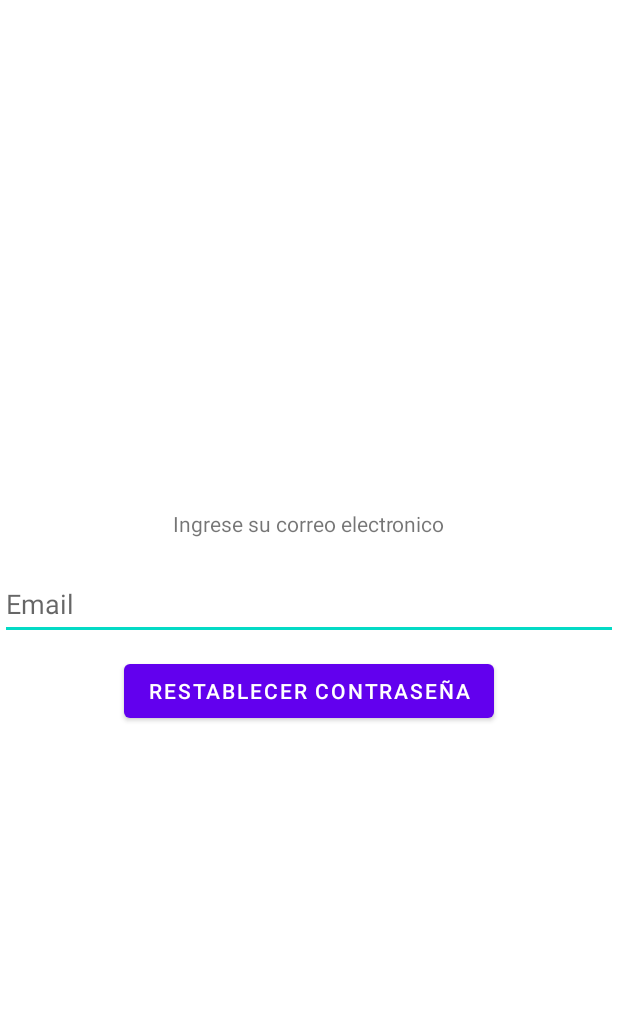
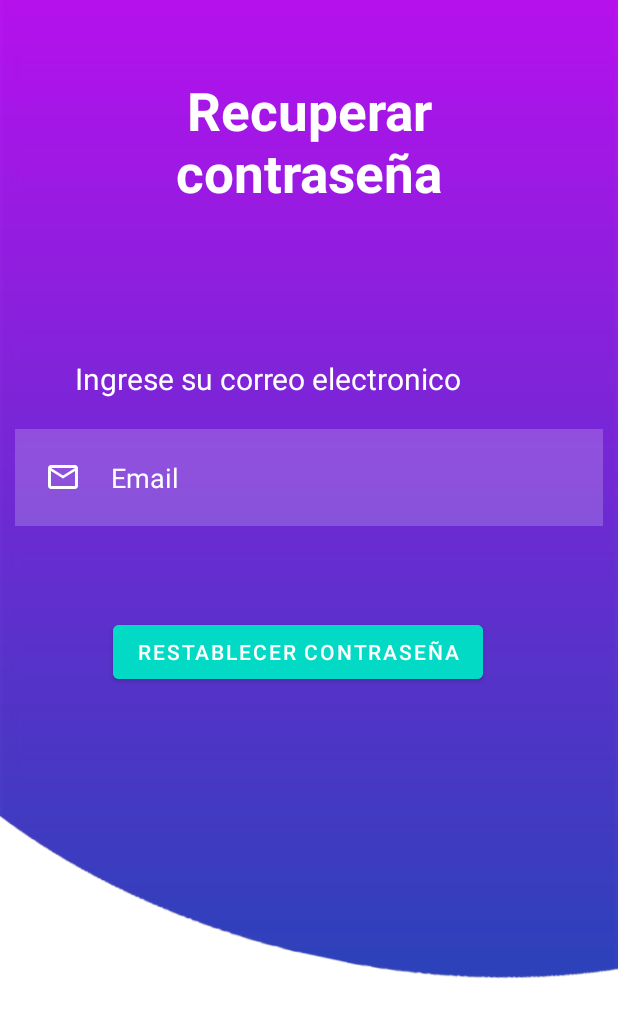
Before and after one commit to joseeduardo1521/VetlogProject, an Android app: the OlvidoActivity screen opened directly, with no data from a screen before it, on a phone screen of 412 x 824 dp. Shown: the top 1018 px of the screen. Run offline under Robolectric (Android 15) with nearby library versions, the phone set to English and light mode, and no system bars; our stand-ins replace Firebase (no records; nobody signed in at launch, a user with empty details on screens opened directly); libraries missing offline, so code that uses them is left out: com.basgeekball.awesomevalidation; 2 statements that could not run were skipped.

Commit message:
Recuperar contraseña

```diff
--- /dev/null
+++ b/app/src/main/res/drawable/ic_baseline_mail_outline_24.xml
@@ -0,0 +1,5 @@
+<vector android:height="24dp" android:tint="#FFFFFF"
+    android:viewportHeight="24" android:viewportWidth="24"
+    android:width="24dp" xmlns:android="http://schemas.android.com/apk/res/android">
+    <path android:fillColor="@android:color/white" android:pathData="M20,4L4,4c-1.1,0 -1.99,0.9 -1.99,2L2,18c0,1.1 0.9,2 2,2h16c1.1,0 2,-0.9 2,-2L22,6c0,-1.1 -0.9,-2 -2,-2zM20,18L4,18L4,8l8,5 8,-5v10zM12,11L4,6h16l-8,5z"/>
+</vector>
--- a/app/src/main/res/layout/activity_olvido.xml
+++ b/app/src/main/res/layout/activity_olvido.xml
@@ -1,40 +1,78 @@
 <?xml version="1.0" encoding="utf-8"?>
-<androidx.constraintlayout.widget.ConstraintLayout xmlns:android="http://schemas.android.com/apk/res/android"
+<RelativeLayout xmlns:android="http://schemas.android.com/apk/res/android"
     xmlns:app="http://schemas.android.com/apk/res-auto"
     xmlns:tools="http://schemas.android.com/tools"
     android:layout_width="match_parent"
     android:layout_height="match_parent"
+    android:background="@drawable/background"
     tools:context=".OlvidoActivity">
 
     <LinearLayout
         android:layout_width="match_parent"
         android:layout_height="match_parent"
-        android:gravity="center"
-        android:orientation="vertical">
+        android:gravity="top"
+        android:orientation="vertical"
+        app:layout_constraintBottom_toBottomOf="parent"
+        app:layout_constraintEnd_toEndOf="parent"
+        app:layout_constraintStart_toStartOf="parent"
+        app:layout_constraintTop_toTopOf="parent">
+
+        <TextView
+            android:id="@+id/txtTit"
+            android:layout_width="match_parent"
+            android:layout_height="wrap_content"
+            android:layout_marginStart="50dp"
+            android:layout_marginTop="50dp"
+            android:layout_marginEnd="50dp"
+            android:layout_marginBottom="100dp"
+            android:gravity="center"
+            android:text="@string/recuperar_contrase_a"
+            android:textColor="@color/white"
+            android:textSize="35sp"
+            android:textStyle="bold" />
 
         <TextView
             android:id="@+id/txtCorreo"
             android:layout_width="wrap_content"
             android:layout_height="wrap_content"
-            android:text="Ingrese su correo electronico" />
+            android:layout_marginStart="50dp"
+            android:layout_marginEnd="50dp"
+            android:gravity="center"
+            android:text="@string/ingrese_su_correo_electronico"
+            android:textColor="@color/white"
+            android:textSize="20sp" />
 
         <EditText
             android:id="@+id/edtCorreoRec"
             android:layout_width="match_parent"
             android:layout_height="wrap_content"
+            android:layout_marginStart="10dp"
             android:layout_marginTop="20dp"
+            android:layout_marginEnd="10dp"
             android:layout_marginBottom="10dp"
-            android:ems="10"
-            android:hint="Email"
-            android:inputType="textEmailAddress"
-            android:minHeight="48dp" />
+            android:background="#30ffffff"
+            android:drawableStart="@drawable/ic_baseline_mail_outline_24"
+            android:drawablePadding="20dp"
+            android:hint="@string/email"
+            android:padding="20dp"
+            android:textColor="@color/white"
+            android:textColorHint="@color/white"
+            android:autofillHints=""
+           />
 
         <Button
+
             android:id="@+id/btnRestablecer"
             android:layout_width="wrap_content"
             android:layout_height="wrap_content"
-            android:text="Restablecer contraseña" />
+            android:layout_marginStart="75dp"
+            android:layout_marginTop="50dp"
+            android:layout_marginEnd="50dp"
+            android:backgroundTint="@color/design_default_color_secondary"
+            android:gravity="center"
+            android:text="@string/restablecer_contrase_a"
+            android:textColor="@color/white" />
 
     </LinearLayout>
 
-</androidx.constraintlayout.widget.ConstraintLayout>
+</RelativeLayout>
--- a/app/src/main/res/values/strings.xml
+++ b/app/src/main/res/values/strings.xml
@@ -4,4 +4,8 @@
     <string name="err_pass">Ingrese una contraseñá</string>
     <!-- TODO: Remove or change this placeholder text -->
     <string name="hello_blank_fragment">Hello blank fragment</string>
+    <string name="recuperar_contrase_a">Recuperar contraseña</string>
+    <string name="ingrese_su_correo_electronico">Ingrese su correo electronico</string>
+    <string name="email">Email</string>
+    <string name="restablecer_contrase_a">Restablecer contraseña</string>
 </resources>
```
Also changed, not shown: app/src/main/java/com/example/vet/OlvidoActivity.java (+63 -0 lines).
